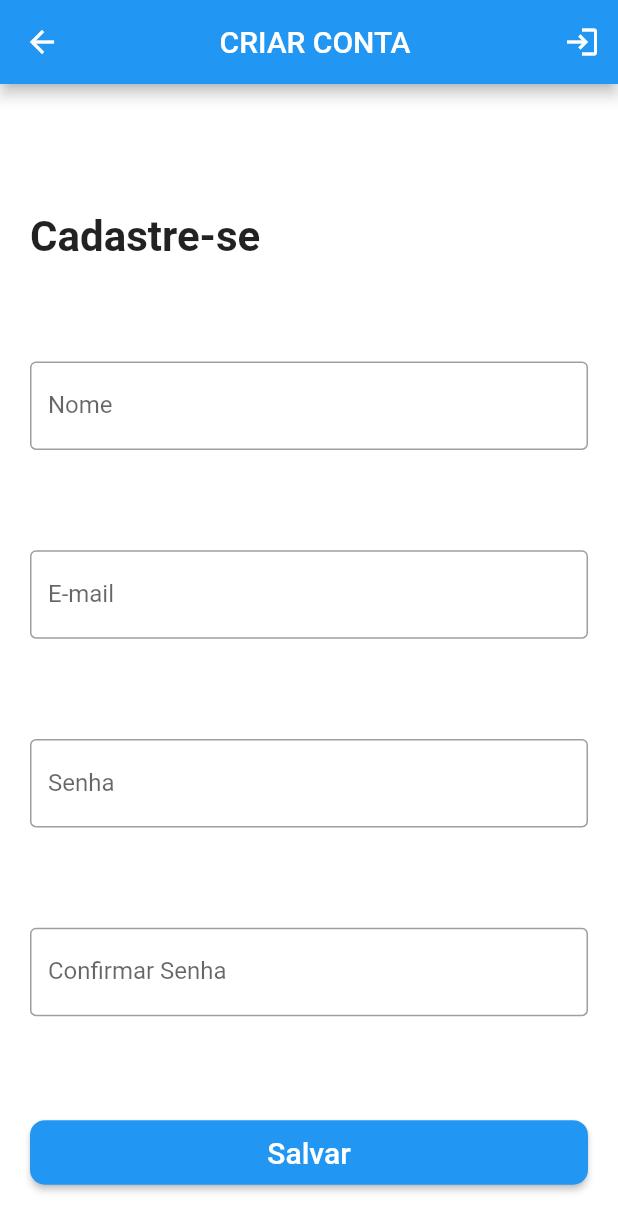
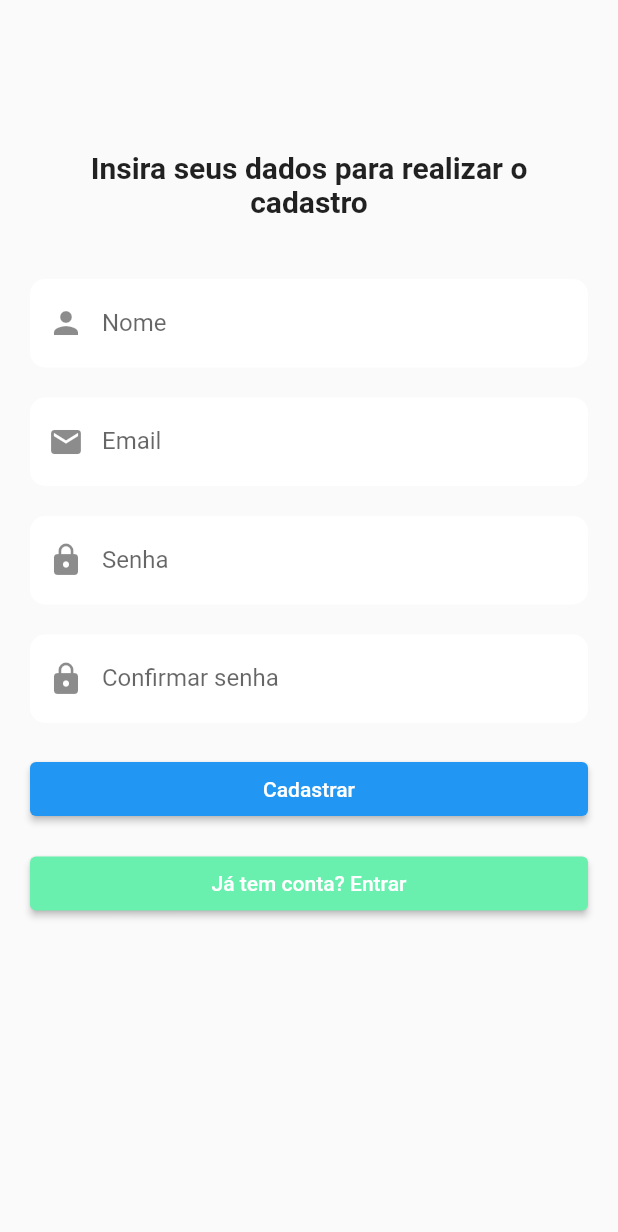
Before and after one commit to barkleyaires/PRONTO_SERVICE, a Flutter app: the CriarConta screen opened by its route, on a phone screen of 412 x 824 dp. Shown: the top 1232 px of the screen. Run offline on Flutter 3.47's test engine with Material 2 defaults, Android fonts, the phone set to English and light mode, and no system bars; our stand-ins replace flutter_multi_formatter; missing offline and left inert: validatorless.

Commit message:
Padronizando tela de login e cadastro, inserindo confirmação no envio de esqueceu a senha

```diff
--- a/lib/pages/criarConta.dart
+++ b/lib/pages/criarConta.dart
@@ -6,7 +6,7 @@ import 'package:validatorless/validatorless.dart';
 import '../utils/app_routes.dart';
 
 class CriarConta extends StatelessWidget {
-  const CriarConta({super.key});
+  const CriarConta({Key? key}) : super(key: key);
 
   @override
   Widget build(BuildContext context) {
@@ -17,85 +17,102 @@ class CriarConta extends StatelessWidget {
     final _confirmSenhaController = TextEditingController();
 
     return Scaffold(
-      appBar: AppBar(
-        title: Center(child: Text('CRIAR CONTA')),
-        actions: [
-          IconButton(
-            onPressed: () {
-              Navigator.of(context).pushNamed(AppRoutes.LOGIN);
-            },
-            icon: Icon(Icons.login),
-          ),
-        ],
-      ),
-      body: Padding(
+      body: SafeArea(
+        child: Padding(
           padding: const EdgeInsets.all(20.0),
           child: Form(
             key: _formKey,
             child: Column(
-            mainAxisAlignment: MainAxisAlignment.spaceAround,
               crossAxisAlignment: CrossAxisAlignment.stretch,
               children: [
-              SizedBox(height: 30),
+                const SizedBox(height: 80.0),
                 Text(
-                'Cadastre-se',
-                style: TextStyle(fontSize: 28, fontWeight: FontWeight.bold),
+                  'Insira seus dados para realizar o cadastro',
+                  style: TextStyle(fontSize: 20, fontWeight: FontWeight.bold),
+                  textAlign: TextAlign.center,
                 ),
-              SizedBox(height: 20),
+                const SizedBox(height: 40.0),
                 TextFormField(
                   controller: _nomeController,
+                  keyboardType: TextInputType.emailAddress,
                   decoration: InputDecoration(
+                    prefixIcon: Icon(Icons.person),
                     labelText: 'Nome',
-                  border: OutlineInputBorder(),
+                    hintText: 'Insira seu nome',
+                    filled: true,
+                    fillColor: Colors.white,
+                    border: OutlineInputBorder(
+                      borderRadius: BorderRadius.circular(10.0),
+                      borderSide: BorderSide.none,
+                    ),
                   ),
                   validator: Validatorless.multiple([
-                  Validatorless.required('Insira seu nome'),
-                  Validatorless.min(2, 'Mínimo de 2 caracteres')
+                    Validatorless.required('Insira o nome'),
+                    Validatorless.min(2, 'Mínimo de 2 letras')
                   ]),
                 ),
-              SizedBox(height: 20),
+                const SizedBox(height: 20.0),
                 TextFormField(
                   controller: _emailController,
                   keyboardType: TextInputType.emailAddress,
                   decoration: InputDecoration(
-                  labelText: 'E-mail',
-                  border: OutlineInputBorder(),
+                    prefixIcon: Icon(Icons.email),
+                    labelText: 'Email',
+                    hintText: 'exemplo@dominio.com',
+                    filled: true,
+                    fillColor: Colors.white,
+                    border: OutlineInputBorder(
+                      borderRadius: BorderRadius.circular(10.0),
+                      borderSide: BorderSide.none,
+                    ),
                   ),
                   validator: Validatorless.multiple([
                     Validatorless.required('Insira o e-mail'),
                     Validatorless.email('Informe um e-mail válido')
                   ]),
                 ),
-              SizedBox(height: 20),
+                const SizedBox(height: 20.0),
                 TextFormField(
                   controller: _senhaController,
                   keyboardType: TextInputType.visiblePassword,
-                obscureText: true,
                   decoration: InputDecoration(
+                    prefixIcon: Icon(Icons.lock),
                     labelText: 'Senha',
-                  border: OutlineInputBorder(),
+                    hintText: 'Digite sua senha',
+                    filled: true,
+                    fillColor: Colors.white,
+                    border: OutlineInputBorder(
+                      borderRadius: BorderRadius.circular(10.0),
+                      borderSide: BorderSide.none,
+                    ),
                   ),
                   validator: Validatorless.multiple([
                     Validatorless.required('Insira a senha'),
-                  Validatorless.min(6, 'Mínimo 6 caracteres'),
+                    Validatorless.min(6, 'Insira no mínimo 6 caracteres')
                   ]),
                 ),
-              SizedBox(height: 20),
+                const SizedBox(height: 20.0),
                 TextFormField(
                   controller: _confirmSenhaController,
                   keyboardType: TextInputType.visiblePassword,
-                obscureText: true,
                   decoration: InputDecoration(
-                  labelText: 'Confirmar Senha',
-                  border: OutlineInputBorder(),
+                    prefixIcon: Icon(Icons.lock),
+                    labelText: 'Confirmar senha',
+                    hintText: 'Digite sua senha',
+                    filled: true,
+                    fillColor: Colors.white,
+                    border: OutlineInputBorder(
+                      borderRadius: BorderRadius.circular(10.0),
+                      borderSide: BorderSide.none,
+                    ),
                   ),
                   validator: Validatorless.multiple([
-                  Validatorless.required('Confirme a senha'),
+                    Validatorless.required('Insira a senha'),
                     Validatorless.compare(
-                      _senhaController, 'As senhas precisam ser iguais')
+                        _senhaController, 'As senhas devem ser a mesma')
                   ]),
                 ),
-              SizedBox(height: 20),
+                const SizedBox(height: 20.0),
                 ElevatedButton(
                   onPressed: () {
                     var formValid = _formKey.currentState?.validate() ?? false;
@@ -103,23 +120,21 @@ class CriarConta extends StatelessWidget {
                       Navigator.of(context).pushNamed(AppRoutes.HOME_PAGE);
                     }
                   },
-                child: Padding(
-                  padding: const EdgeInsets.symmetric(vertical: 10),
-                  child: Text('Salvar', style: TextStyle(fontSize: 20)),
+                  child: Text('Cadastrar'),
                 ),
-                style: ElevatedButton.styleFrom(
-                  primary: Colors.blue,
-                  shape: RoundedRectangleBorder(
-                    borderRadius: BorderRadius.circular(10),
-                  ),
-                ),
+                const SizedBox(height: 15.0),
+                ElevatedButton(
+                  style: ElevatedButton.styleFrom(primary: Colors.greenAccent),
+                  onPressed: () {
+                    Navigator.of(context).pushNamed(AppRoutes.LOGIN);
+                  },
+                  child: Text('Já tem conta? Entrar'),
                 ),
               ],
             ),
           ),
         ),
-      backgroundColor: Colors.white,
-      resizeToAvoidBottomInset: false,
+      ),
     );
   }
 }
--- a/lib/pages/login.dart
+++ b/lib/pages/login.dart
@@ -22,6 +22,7 @@ class _LoginPageState extends State<LoginPage> {
 
   //método para esqueceu a senha
   void _mostrarPopupEsqueceuSenha(BuildContext context) {
+    final _formKey = GlobalKey<FormState>();
     TextEditingController _emailEsqueceuSenhaController =
         TextEditingController();
 
@@ -30,13 +31,18 @@ class _LoginPageState extends State<LoginPage> {
       builder: (BuildContext context) {
         return AlertDialog(
           title: Text('Esqueceu a senha?'),
-          content: Column(
+          content: Form(
+            key: _formKey,
+            child: Column(
               mainAxisSize: MainAxisSize.min,
               children: [
+                Text('Informe seu e-mail para recuperar a senha!'),
+                Padding(padding: EdgeInsets.all(10.0)),
                 TextFormField(
                   controller: _emailEsqueceuSenhaController,
                   keyboardType: TextInputType.emailAddress,
                   decoration: InputDecoration(
+                    prefixIcon: Icon(Icons.email),
                     labelText: 'Email',
                     hintText: 'exemplo@dominio.com',
                     filled: true,
@@ -53,6 +59,7 @@ class _LoginPageState extends State<LoginPage> {
                 ),
               ],
             ),
+          ),
           actions: [
             TextButton(
               onPressed: () {
@@ -62,10 +69,12 @@ class _LoginPageState extends State<LoginPage> {
             ),
             ElevatedButton(
               onPressed: () {
-                // Implemente aqui o código para enviar o link de redefinição de senha
+                var formValid = _formKey.currentState?.validate() ?? false;
+                if (formValid) {
                   Navigator.of(context).pop();
-                _showSnackbar(context,
-                    'Um código foi enviado para seu e-mail!');
+                  _showSnackbar(
+                      context, 'Um código foi enviado para seu e-mail!');
+                }
               },
               child: Text('Enviar'),
             ),
@@ -108,6 +117,7 @@ class _LoginPageState extends State<LoginPage> {
                   controller: _emailController,
                   keyboardType: TextInputType.emailAddress,
                   decoration: InputDecoration(
+                    prefixIcon: Icon(Icons.email),
                     labelText: 'Email',
                     hintText: 'exemplo@dominio.com',
                     filled: true,
@@ -128,6 +138,7 @@ class _LoginPageState extends State<LoginPage> {
                   keyboardType: TextInputType.visiblePassword,
                   obscureText: !_versenha,
                   decoration: InputDecoration(
+                    prefixIcon: Icon(Icons.lock),
                     labelText: 'Senha',
                     hintText: 'Digite sua senha',
                     filled: true,
```
Lines whose indentation alone changed are shown as unchanged.
